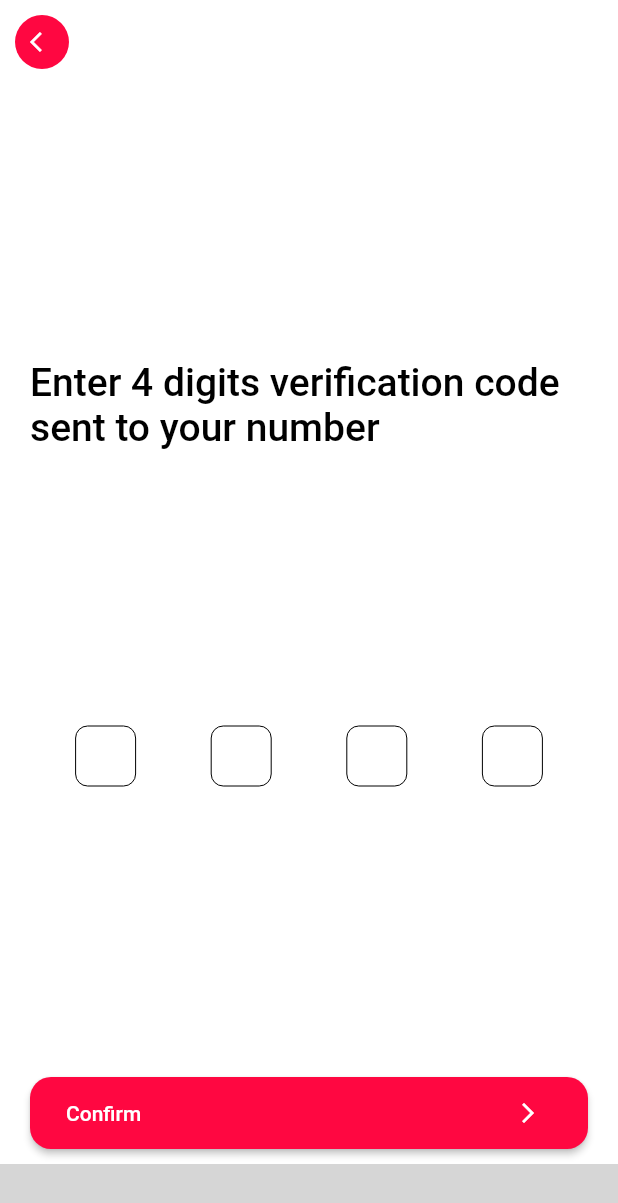
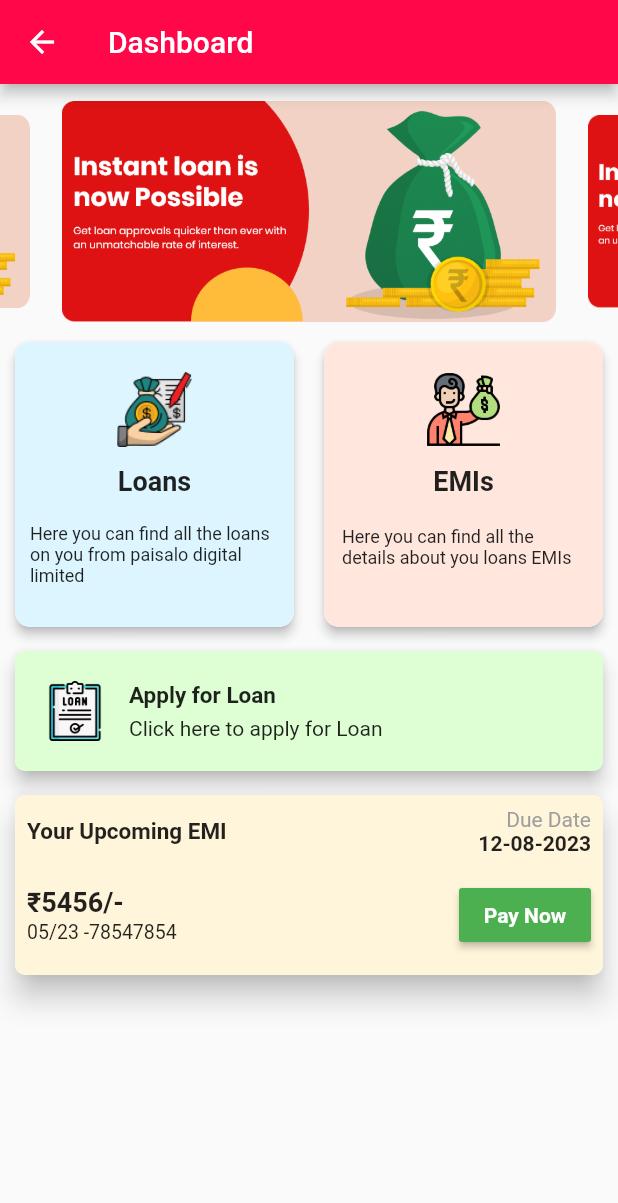
Before and after one commit to Paisalo-Digital-Limited/flutter_customer_app, a Flutter app: the OTPpages screen opened directly, after a tap on "Confirm", on a phone screen of 412 x 824 dp. Shown: the top 1203 px of the screen. Run offline on Flutter 3.47's test engine with Material 2 defaults, Android fonts, the phone set to English and light mode, and no system bars; drawn by our look-alikes of carousel_slider; missing offline and left inert: numeric_keyboard; Roboto replaces fonts that are missing (Scada); grey boxes are pictures that could not be loaded.

Commit message:
Raw UI is Done some pages remains like Loan details etc.

```diff
--- /dev/null
+++ b/lib/Dashboard.dart
@@ -0,0 +1,281 @@
+import 'package:carousel_slider/carousel_slider.dart';
+import 'package:flutter/material.dart';
+import 'package:flutter_customer_app/EMIDetails.dart';
+
+class Dashboard extends StatefulWidget {
+  const Dashboard({Key? key}) : super(key: key);
+
+  @override
+  State<Dashboard> createState() => _DashboardState();
+}
+final List<String> imgList = [
+  "assests/images/bannerback.png",
+  "assests/images/bannerback.png",
+  "assests/images/bannerback.png"
+];
+class _DashboardState extends State<Dashboard> {
+
+  @override
+  Widget build(BuildContext context) {
+    return Scaffold(
+      appBar: AppBar(
+        title: Text("Dashboard",style: TextStyle(fontFamily: 'Scada'),),
+      ),
+      body: SingleChildScrollView(
+        child: Column(
+          children: [
+            SizedBox(height: 10,),
+            SizedBox(
+
+              width: double.maxFinite,
+              height: 150,
+          child: Container(
+            width: double.maxFinite,
+            child: CarouselSlider(
+
+              options: CarouselOptions(
+                height: 180.0,
+                enlargeCenterPage: true,
+                autoPlay: true,
+                aspectRatio: 16 / 9,
+                autoPlayCurve: Curves.fastOutSlowIn,
+                enableInfiniteScroll: true,
+                autoPlayAnimationDuration: Duration(milliseconds: 800),
+                viewportFraction: 0.8,
+              ),
+              items: [
+
+                Container(
+                    decoration: BoxDecoration(),
+                    child: Image.asset(imgList.elementAt(0).toString()))
+              ],
+            ),
+          ),
+        ),
+            SizedBox(height: 8,),
+            Row(
+              mainAxisAlignment: MainAxisAlignment.spaceAround,
+              children: [
+                Center(
+                  child: Card(
+
+                    clipBehavior: Clip.antiAlias,
+                    elevation: 3,
+                    shape: RoundedRectangleBorder(
+                        borderRadius: BorderRadius.all(Radius.circular(10)),
+                        ),
+                    child: Container(
+
+                      width: MediaQuery.of(context).size.width/2-20,
+
+                      color: Color(0xffddf5ff),
+                      height: 190,
+                      child: Column(
+                        children: [
+                          Padding(
+                            padding: const EdgeInsets.only(top:20,bottom:4.0),
+                            child: Container(
+                                height: 50,
+                                width: 50,
+                                child: Image.asset("assests/images/loan.png")),
+                          ),
+                          Padding(
+                            padding: const EdgeInsets.all(8.0),
+                            child: Text("Loans",style: TextStyle(fontSize: 18,fontWeight: FontWeight.bold,fontFamily: 'Scada'),),
+                          ),
+                          Padding(
+                            padding: const EdgeInsets.all(10.0),
+                            child: Center(child: Text("Here you can find all the loans on you from paisalo digital limited",style: TextStyle(fontSize: 12,fontFamily: 'Scada'),)),
+                          )
+
+                        ],
+                      ),
+                    ),
+                  ),
+                ),
+                GestureDetector(
+                  onTap: (){
+                    Navigator.push(context, MaterialPageRoute(builder: (context)=>EMIDetails()));
+                  },
+                  child: Card(
+
+                    clipBehavior: Clip.antiAlias,
+                    elevation: 3,
+                    shape: RoundedRectangleBorder(
+                        borderRadius: BorderRadius.all(Radius.circular(10)),
+                        ),
+                    child: Container(
+
+
+                      width: MediaQuery.of(context).size.width/2-20,
+
+                      color: Color(0xffffe7de),
+                      height: 190,
+                      child: Column(
+                        children: [
+                          Padding(
+                            padding: const EdgeInsets.only(top:20,bottom:4.0),
+                            child: Container(
+                                height: 50,
+                                width: 50,
+                                child: Image.asset("assests/images/emi.png")),
+                          ),
+                          Padding(
+                            padding: const EdgeInsets.all(8.0),
+                            child: Text("EMIs",style: TextStyle(fontSize: 18,fontWeight: FontWeight.bold,fontFamily: 'Scada'),),
+                          ),
+                          Padding(
+                            padding: const EdgeInsets.all(12.0),
+                            child: Center(child: Text("Here you can find all the details about you loans EMIs",style: TextStyle(fontSize: 12,fontFamily: 'Scada'))),
+                          )
+
+                        ],
+                      ),
+                    ),
+                  ),
+                ),
+              ],
+            ),
+         SizedBox(height: 4,),
+            Row(
+              mainAxisAlignment: MainAxisAlignment.spaceAround,
+              children: [
+
+                Padding(
+                  padding: const EdgeInsets.all(4.0),
+                  child:
+                  Card(
+                    clipBehavior: Clip.antiAlias,
+                    elevation: 5,
+                    shape: RoundedRectangleBorder(
+                        borderRadius: BorderRadius.all(Radius.circular(7)),
+                    ),
+                    child: Container(
+
+                      width: MediaQuery.of(context).size.width-20,
+
+                      color: Color(0xffdeffd3),
+                      height: 80,
+                     child: Row(
+                       children: [
+                         Padding(
+                           padding: const EdgeInsets.only(left: 20.0),
+                           child: Container(
+                           height: 40,
+                           width: 40,
+                           child: Image.asset("assests/images/applyloan.png")),
+                         ),
+                         Padding(
+                           padding: const EdgeInsets.only(left: 16.0),
+                           child: Column(
+                             crossAxisAlignment: CrossAxisAlignment.start,
+                             mainAxisAlignment: MainAxisAlignment.center,
+                             children: [
+                               Text("Apply for Loan",style: TextStyle(fontSize: 15,fontWeight: FontWeight.bold,fontFamily: 'Scada'),),
+                               SizedBox(height: 5,),
+                               Text("Click here to apply for Loan",style: TextStyle(fontSize: 14,fontFamily: 'Scada'),),
+                             ],
+                           ),
+                         )
+                       ],
+                     ),
+                    ),
+                  ),
+                ),
+
+
+
+
+
+              ],
+            ),
+
+
+
+            Row(
+              mainAxisAlignment: MainAxisAlignment.spaceAround,
+              children: [
+
+                Padding(
+                  padding: const EdgeInsets.all(4.0),
+                  child: Card(
+                    clipBehavior: Clip.antiAlias,
+                    elevation: 8,
+                    shape: RoundedRectangleBorder(
+                        borderRadius: BorderRadius.all(Radius.circular(7)),
+                    ),
+                    child: Container(
+
+                      width: MediaQuery.of(context).size.width-20,
+
+                      color: Color(0xFFFFF5DA),
+                      height: 120,
+                      child: Column(
+                        children: [
+                          Row(
+                            mainAxisAlignment: MainAxisAlignment.spaceBetween,
+
+                            children: [
+                            Padding(
+                              padding: const EdgeInsets.all(8.0),
+                              child: Text("Your Upcoming EMI",style: TextStyle(fontWeight: FontWeight.bold,fontSize: 15,fontFamily: 'Scada'),),
+                            ),
+                            Padding(
+                              padding: const EdgeInsets.all(8.0),
+                              child: Column(
+                                mainAxisAlignment: MainAxisAlignment.end,
+                                crossAxisAlignment: CrossAxisAlignment.end,
+                                children: [
+                                  Text("Due Date",style: TextStyle(color: Colors.grey,fontFamily: 'Scada'),),
+                                  Text("12-08-2023",style: TextStyle(fontWeight: FontWeight.bold,fontFamily: 'Scada'),),
+                                ],
+                              ),
+                            )
+                          ],),
+
+                          Row(
+                            mainAxisAlignment: MainAxisAlignment.spaceBetween,
+
+                            children: [
+                              Padding(
+                                padding: const EdgeInsets.all(8.0),
+                                child: Column(
+                                  mainAxisAlignment: MainAxisAlignment.start,
+                                  crossAxisAlignment: CrossAxisAlignment.start,
+                                  children: [
+                                    Text("₹5456/-",style: TextStyle(fontWeight: FontWeight.bold,fontSize: 18,fontFamily: 'Scada'),),
+                                    SizedBox(height: 2,),
+                                    Text("05/23 -78547854",style: TextStyle(fontSize: 13,fontFamily: 'Scada'),),
+                                  ],
+                                ),
+                              ),
+                              Padding(
+                                padding: const EdgeInsets.all(8.0),
+                                child: MaterialButton(onPressed: (){},child: Text("Pay Now",style: TextStyle(color: Colors.white,fontFamily: 'Scada',fontWeight: FontWeight.bold),),color: Colors.green,),
+                              )
+                            ],
+                          )
+                        ],
+                      ),
+                    ),
+                  ),
+                ),
+
+
+
+
+
+              ],
+            )
+          ],
+        ),
+      ),
+    );
+  }
+
+  final List<Widget> imageSliders = imgList
+      .map((item) => Container(
+    decoration: BoxDecoration(),
+      child: Image.asset(item)))
+      .toList();
+}
--- /dev/null
+++ b/lib/EMIDetails.dart
@@ -0,0 +1,89 @@
+import 'package:flutter/material.dart';
+
+class EMIDetails extends StatefulWidget {
+  const EMIDetails({Key? key}) : super(key: key);
+
+  @override
+  State<EMIDetails> createState() => _EMIDetailsState();
+}
+
+class _EMIDetailsState extends State<EMIDetails> {
+  @override
+  Widget build(BuildContext context) {
+    return Scaffold(
+      appBar: AppBar(
+        title: Text("EMI Details"),
+      ),
+        body:
+        ListView.builder(
+          itemCount: 6,
+          itemBuilder: (context, position) {
+            return    Padding(
+              padding: const EdgeInsets.all(4.0),
+              child: Card(
+                clipBehavior: Clip.antiAlias,
+                elevation: 8,
+                shape: RoundedRectangleBorder(
+                  borderRadius: BorderRadius.all(Radius.circular(7)),
+                ),
+                child: Container(
+
+                  width: MediaQuery.of(context).size.width-20,
+
+                  color: Color(0xFFFFF5DA),
+                  height: 120,
+                  child: Column(
+                    children: [
+                      Row(
+                        mainAxisAlignment: MainAxisAlignment.spaceBetween,
+
+                        children: [
+                          Padding(
+                            padding: const EdgeInsets.all(8.0),
+                            child: Text("Your Upcoming EMI",style: TextStyle(fontWeight: FontWeight.bold,fontSize: 15,fontFamily: 'Scada'),),
+                          ),
+                          Padding(
+                            padding: const EdgeInsets.all(8.0),
+                            child: Column(
+                              mainAxisAlignment: MainAxisAlignment.end,
+                              crossAxisAlignment: CrossAxisAlignment.end,
+                              children: [
+                                Text("Due Date",style: TextStyle(color: Colors.grey,fontFamily: 'Scada'),),
+                                Text("12-08-2023",style: TextStyle(fontWeight: FontWeight.bold,fontFamily: 'Scada'),),
+                              ],
+                            ),
+                          )
+                        ],),
+
+                      Row(
+                        mainAxisAlignment: MainAxisAlignment.spaceBetween,
+
+                        children: [
+                          Padding(
+                            padding: const EdgeInsets.all(8.0),
+                            child: Column(
+                              mainAxisAlignment: MainAxisAlignment.start,
+                              crossAxisAlignment: CrossAxisAlignment.start,
+                              children: [
+                                Text("₹5456/-",style: TextStyle(fontWeight: FontWeight.bold,fontSize: 18,fontFamily: 'Scada'),),
+                                SizedBox(height: 2,),
+                                Text("05/23 -78547854",style: TextStyle(fontSize: 13,fontFamily: 'Scada'),),
+                              ],
+                            ),
+                          ),
+                          Padding(
+                            padding: const EdgeInsets.all(8.0),
+                            child: MaterialButton(onPressed: (){},child: Text("Pay Now",style: TextStyle(color: Colors.white,fontFamily: 'Scada',fontWeight: FontWeight.bold),),color: Colors.green,),
+                          )
+                        ],
+                      )
+                    ],
+                  ),
+                ),
+              ),
+            );
+          },
+        ),
+    );
+  }
+}
--- a/lib/OTPPages.dart
+++ b/lib/OTPPages.dart
@@ -1,4 +1,5 @@
 import 'package:flutter/material.dart';
+import 'package:flutter_customer_app/Dashboard.dart';
 import 'package:numeric_keyboard/numeric_keyboard.dart';
 
 class OTPpages extends StatefulWidget {
@@ -106,6 +107,7 @@ class _OTPpagesState extends State<OTPpages> {
     ),
     child: MaterialButton(
     onPressed: () {
+        Navigator.push(context, MaterialPageRoute(builder:(context)=> Dashboard()));
     },
     color: Color(0xFFFF0741),
     shape: const RoundedRectangleBorder(
```
Also changed, not shown: pubspec.yaml (+5 -14 lines), assests/fonts/Abel-Regular.ttf (added), assests/fonts/scada_regular.ttf (added), assests/images/applyloan.png (added), assests/images/bannerback.png (added), assests/images/emi.png (added), assests/images/loan.png (added), pubspec.lock.
